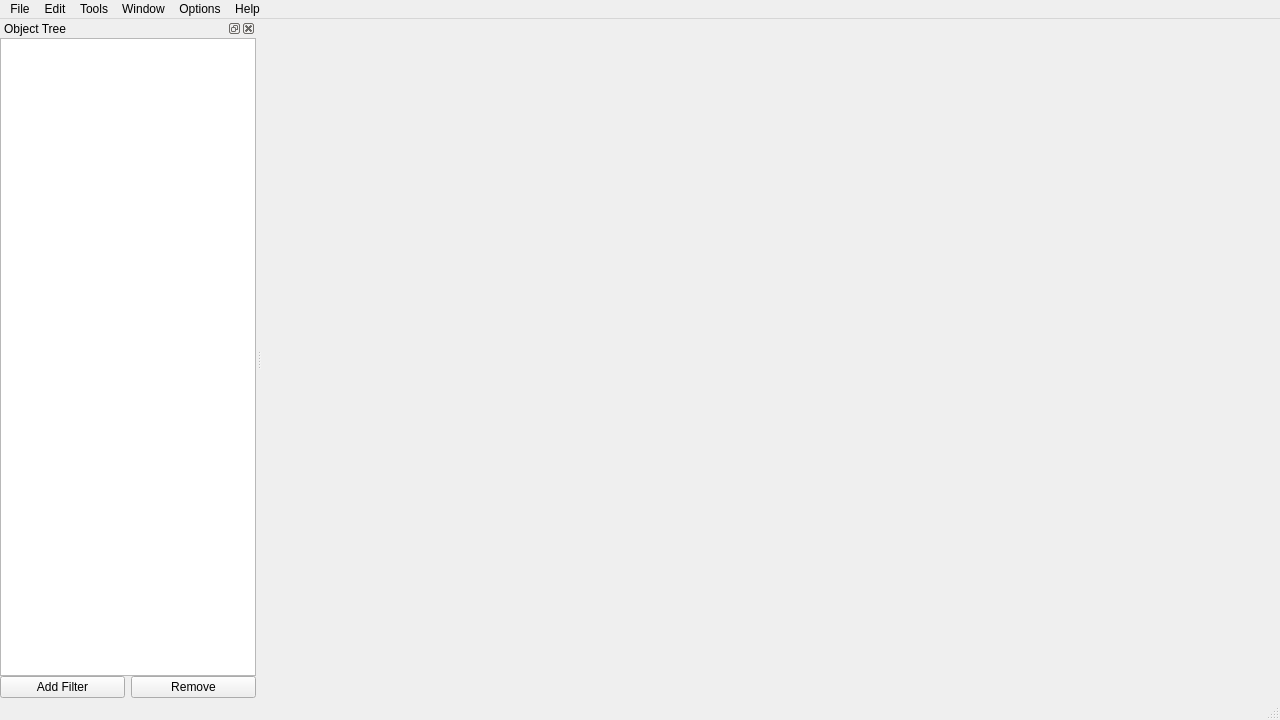
This is ToolKit/Source/MainWindow.ui in Jereq/Havenborough as Qt 5 draws it before an edit. The edited form follows.
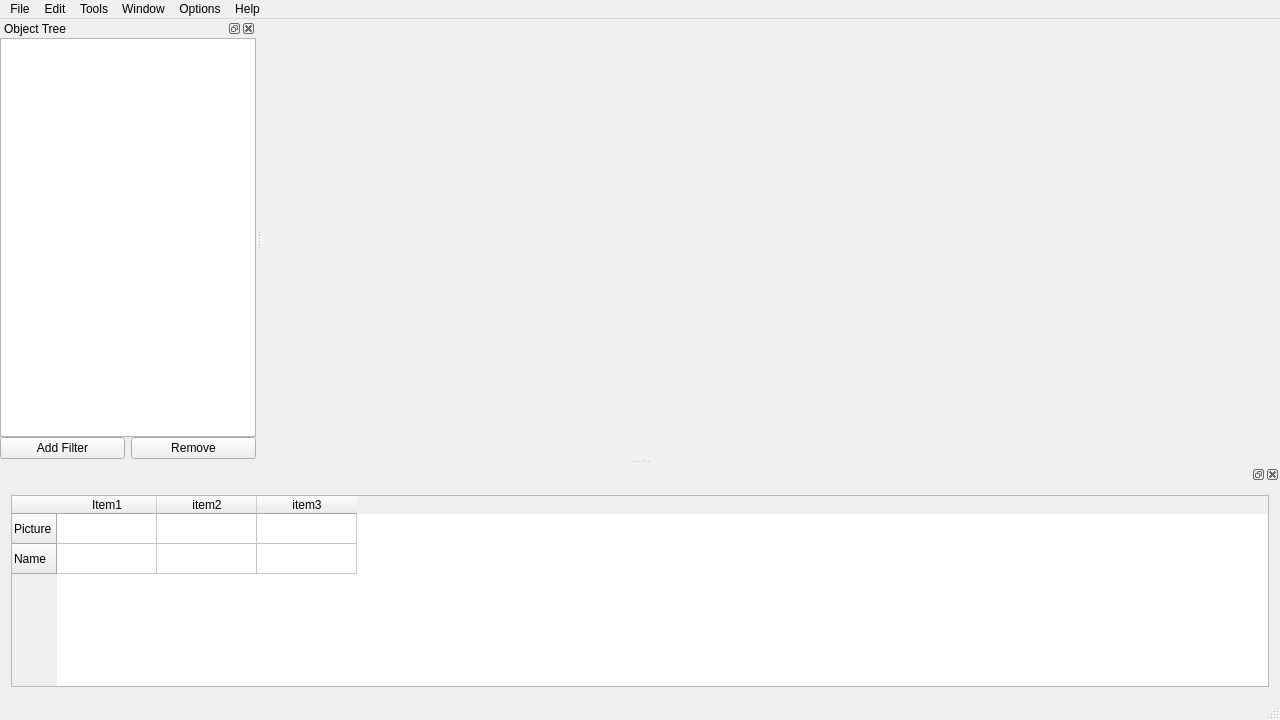
This is the edited form. Icons and pictures are not drawn.

Commit message: Added "Add new object" widget.

What changed in the file:
```diff
--- a/ToolKit/Source/MainWindow.ui
+++ b/ToolKit/Source/MainWindow.ui
@@ -172,6 +172,44 @@
     </layout>
    </widget>
   </widget>
+  <widget class="QDockWidget" name="dockWidget">
+   <attribute name="dockWidgetArea">
+    <number>8</number>
+   </attribute>
+   <widget class="QWidget" name="dockWidgetContents_2">
+    <layout class="QGridLayout" name="gridLayout_2">
+     <item row="0" column="0">
+      <widget class="QTableWidget" name="tableWidget">
+       <row>
+        <property name="text">
+         <string>Picture</string>
+        </property>
+       </row>
+       <row>
+        <property name="text">
+         <string>Name</string>
+        </property>
+       </row>
+       <column>
+        <property name="text">
+         <string>Item1</string>
+        </property>
+       </column>
+       <column>
+        <property name="text">
+         <string>item2</string>
+        </property>
+       </column>
+       <column>
+        <property name="text">
+         <string>item3</string>
+        </property>
+       </column>
+      </widget>
+     </item>
+    </layout>
+   </widget>
+  </widget>
   <action name="actionOpen">
    <property name="text">
     <string>Open</string>
```
